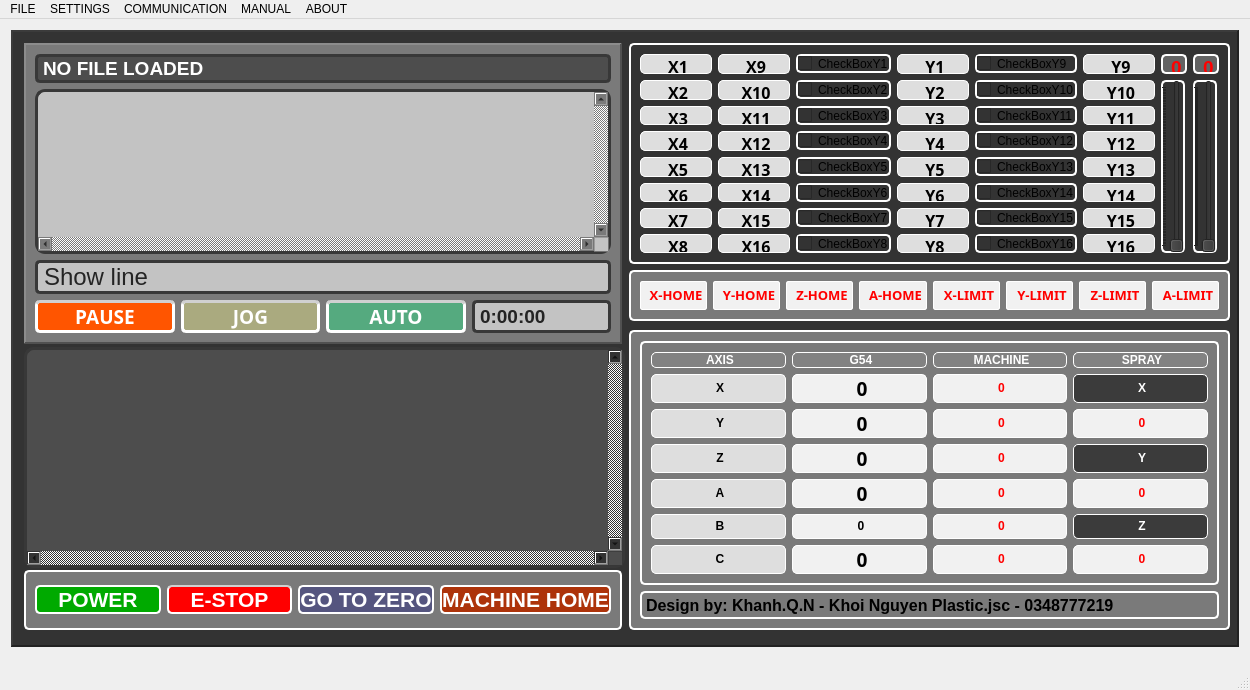
Before: the Qt Designer form QtPaintingChair/workWindow.ui in NguyenKhanh2101993/Painting_Chair_Robot_ver02, drawn with Qt 5.
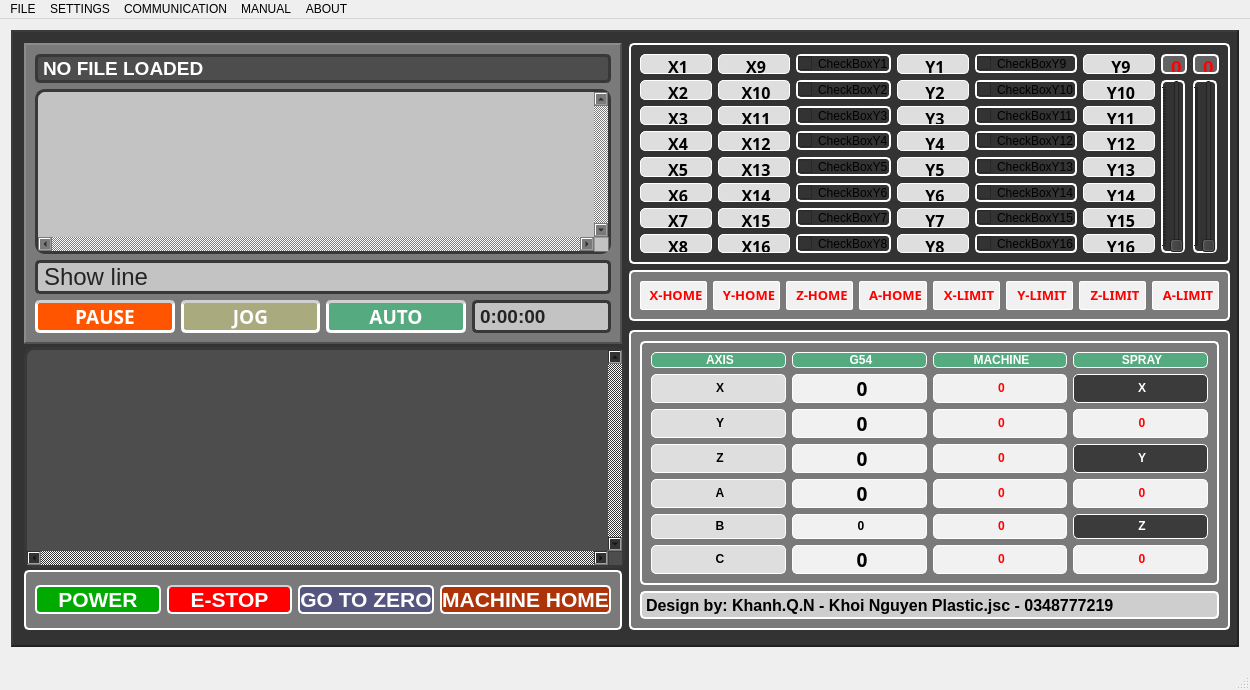
After: the same form once the commit is applied. Icons and pictures are not drawn.

```diff
--- a/QtPaintingChair/workWindow.ui
+++ b/QtPaintingChair/workWindow.ui
@@ -1599,7 +1599,7 @@
          <item row="0" column="0">
           <widget class="QLabel" name="label">
            <property name="styleSheet">
-            <string notr="true">background-color: rgb(130, 130, 130);
+            <string notr="true">background-color: rgb(85, 170, 127);
 font: 75 12pt &quot;Arial&quot; bold;
 color: rgb(255, 255, 255);
 border: 1px solid rgb(255, 255, 255);
@@ -1613,7 +1613,7 @@
          <item row="0" column="1">
           <widget class="QLabel" name="label_14">
            <property name="styleSheet">
-            <string notr="true">background-color: rgb(130, 130, 130);
+            <string notr="true">background-color: rgb(85, 170, 127);
 font: 75 12pt &quot;Arial&quot; bold;
 color: rgb(255, 255, 255);
 border: 1px solid rgb(255, 255, 255);
@@ -1627,7 +1627,7 @@
          <item row="0" column="2">
           <widget class="QLabel" name="label_13">
            <property name="styleSheet">
-            <string notr="true">background-color: rgb(130, 130, 130);
+            <string notr="true">background-color: rgb(85, 170, 127);
 font: 75 12pt &quot;Arial&quot; bold;
 color: rgb(255, 255, 255);
 border: 1px solid rgb(255, 255, 255);
@@ -1641,7 +1641,7 @@
          <item row="0" column="3">
           <widget class="QLabel" name="label_12">
            <property name="styleSheet">
-            <string notr="true">background-color: rgb(130, 130, 130);
+            <string notr="true">background-color: rgb(85, 170, 127);
 font: 75 12pt &quot;Arial&quot; bold;
 color: rgb(255, 255, 255);
 border: 1px solid rgb(255, 255, 255);
@@ -2154,6 +2154,9 @@
           <bold>true</bold>
          </font>
         </property>
+        <property name="styleSheet">
+         <string notr="true">background-color: rgb(206, 206, 206);</string>
+        </property>
         <property name="text">
          <string>Design by: Khanh.Q.N - Khoi Nguyen Plastic.jsc - 0348777219</string>
         </property>
```
